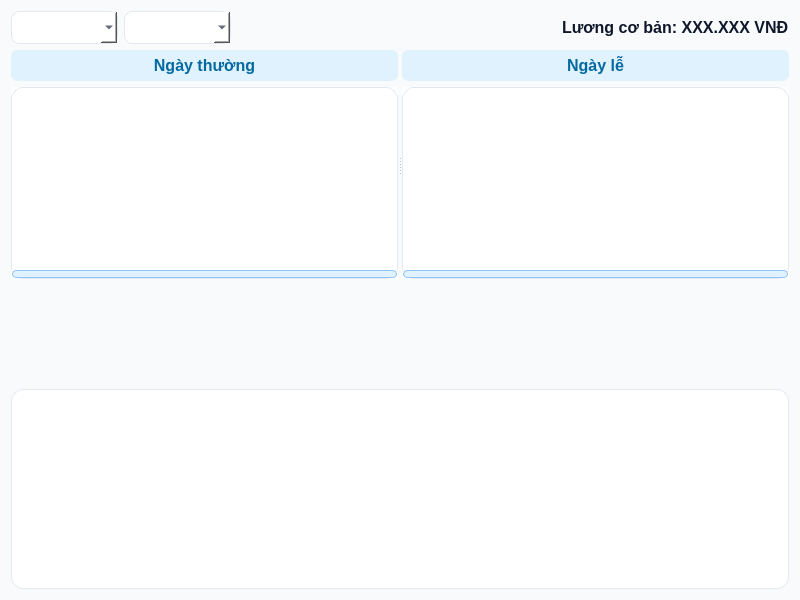
Above: src/view/Salary_View.ui from vttaan/OOP---Management-Application-Project before the change. Below: the same form after it.
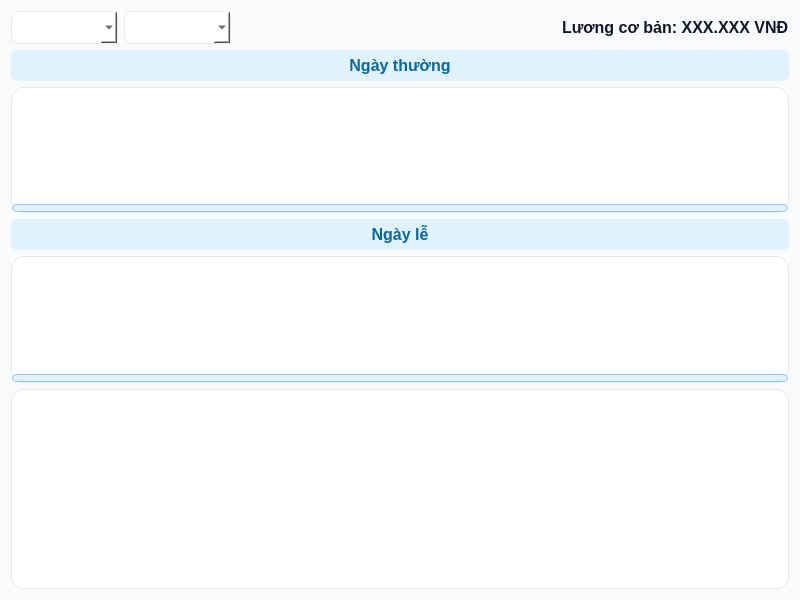
That is the form after the change.

Commit message: Change layout of tables in Salary_View to be vertical

```diff
--- a/src/view/Salary_View.ui
+++ b/src/view/Salary_View.ui
@@ -229,8 +229,8 @@
        </item>
       </layout>
      </widget>
-     <widget class="QWidget" name="layoutWidget1">
-      <layout class="QVBoxLayout" name="verticalLayout_3">
+    </widget>
+   </item>
        <item>
         <widget class="QLabel" name="holidayLabel">
          <property name="font">
@@ -261,10 +261,6 @@
          <property name="horizontalScrollBarPolicy">
           <enum>Qt::ScrollBarPolicy::ScrollBarAlwaysOn</enum>
          </property>
-        </widget>
-       </item>
-      </layout>
-     </widget>
     </widget>
    </item>
    <item>
```
Left out of the diff: 4 changed lines with no effect on the pictures. Lines whose indentation alone changed are shown as unchanged.
